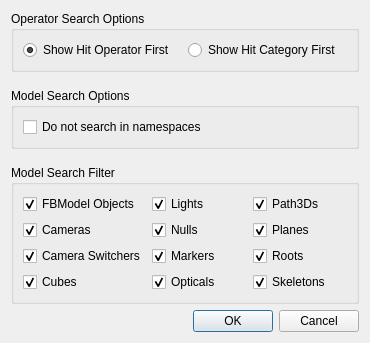
Above: src/Dialogs/PreferencesDialog.ui from Ndgt/Relation-Constraint-Dialog before the change. Below: the same form after it.
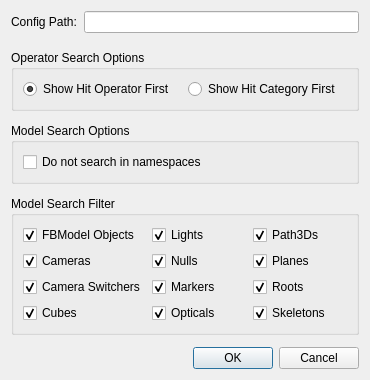
That is the form after the change. Custom widgets are drawn as their Qt base class.

Commit message: Add ConfigPathLineEdit widget to display config file path

Patch:
```diff
--- a/src/Dialogs/PreferencesDialog.ui
+++ b/src/Dialogs/PreferencesDialog.ui
@@ -7,7 +7,7 @@
     <x>0</x>
     <y>0</y>
     <width>370</width>
-    <height>340</height>
+    <height>380</height>
    </rect>
   </property>
   <property name="windowTitle">
@@ -17,6 +17,64 @@
    <bool>true</bool>
   </property>
   <layout class="QVBoxLayout" name="verticalLayout">
+   <property name="spacing">
+    <number>12</number>
+   </property>
+   <item>
+    <layout class="QHBoxLayout" name="layoutConfigFilePath">
+     <property name="spacing">
+      <number>3</number>
+     </property>
+     <item>
+      <widget class="QLabel" name="labelConfig">
+       <property name="sizePolicy">
+        <sizepolicy hsizetype="Fixed" vsizetype="Preferred">
+         <horstretch>0</horstretch>
+         <verstretch>0</verstretch>
+        </sizepolicy>
+       </property>
+       <property name="text">
+        <string>Config Path: </string>
+       </property>
+      </widget>
+     </item>
+     <item>
+      <widget class="ConfigPathLineEdit" name="lineEditConfigFilePath">
+       <property name="sizePolicy">
+        <sizepolicy hsizetype="Expanding" vsizetype="Fixed">
+         <horstretch>0</horstretch>
+         <verstretch>0</verstretch>
+        </sizepolicy>
+       </property>
+       <property name="focusPolicy">
+        <enum>Qt::FocusPolicy::NoFocus</enum>
+       </property>
+       <property name="contextMenuPolicy">
+        <enum>Qt::ContextMenuPolicy::CustomContextMenu</enum>
+       </property>
+       <property name="readOnly">
+        <bool>true</bool>
+       </property>
+      </widget>
+     </item>
+    </layout>
+   </item>
+   <item>
+    <spacer name="verticalSpacer">
+     <property name="orientation">
+      <enum>Qt::Orientation::Vertical</enum>
+     </property>
+     <property name="sizeType">
+      <enum>QSizePolicy::Policy::Fixed</enum>
+     </property>
+     <property name="sizeHint" stdset="0">
+      <size>
+       <width>20</width>
+       <height>5</height>
+      </size>
+     </property>
+    </spacer>
+   </item>
    <item>
     <widget class="QGroupBox" name="groupBoxOperatorSearchOptions">
      <property name="title">
@@ -49,22 +107,6 @@
      </layout>
     </widget>
    </item>
-   <item>
-    <spacer name="verticalSpacer2">
-     <property name="orientation">
-      <enum>Qt::Vertical</enum>
-     </property>
-     <property name="sizeType">
-      <enum>QSizePolicy::Fixed</enum>
-     </property>
-     <property name="sizeHint" stdset="0">
-      <size>
-       <width>20</width>
-       <height>10</height>
-      </size>
-     </property>
-    </spacer>
-   </item>
    <item>
     <widget class="QGroupBox" name="groupBoxModelSearchOptions">
      <property name="title">
@@ -84,22 +126,6 @@
      </layout>
     </widget>
    </item>
-   <item>
-    <spacer name="verticalSpacer3">
-     <property name="orientation">
-      <enum>Qt::Vertical</enum>
-     </property>
-     <property name="sizeType">
-      <enum>QSizePolicy::Fixed</enum>
-     </property>
-     <property name="sizeHint" stdset="0">
-      <size>
-       <width>20</width>
-       <height>10</height>
-      </size>
-     </property>
-    </spacer>
-   </item>
    <item>
     <widget class="QGroupBox" name="groupBoxModelSearchffilter">
      <property name="title">
@@ -247,6 +273,13 @@
    </item>
   </layout>
  </widget>
+ <customwidgets>
+  <customwidget>
+   <class>ConfigPathLineEdit</class>
+   <extends>QLineEdit</extends>
+   <header>ConfigPathLineEdit.h</header>
+  </customwidget>
+ </customwidgets>
  <resources/>
  <connections>
   <connection>
```
Left out of the diff: 4 changed lines with no effect on the pictures. The commit also changes 4 other files.
